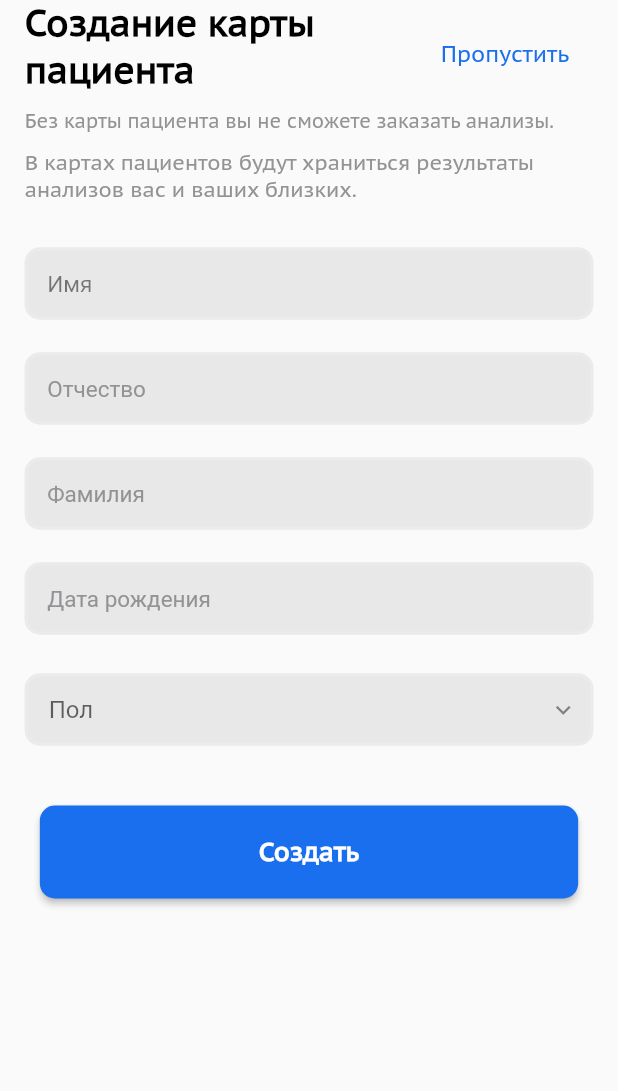
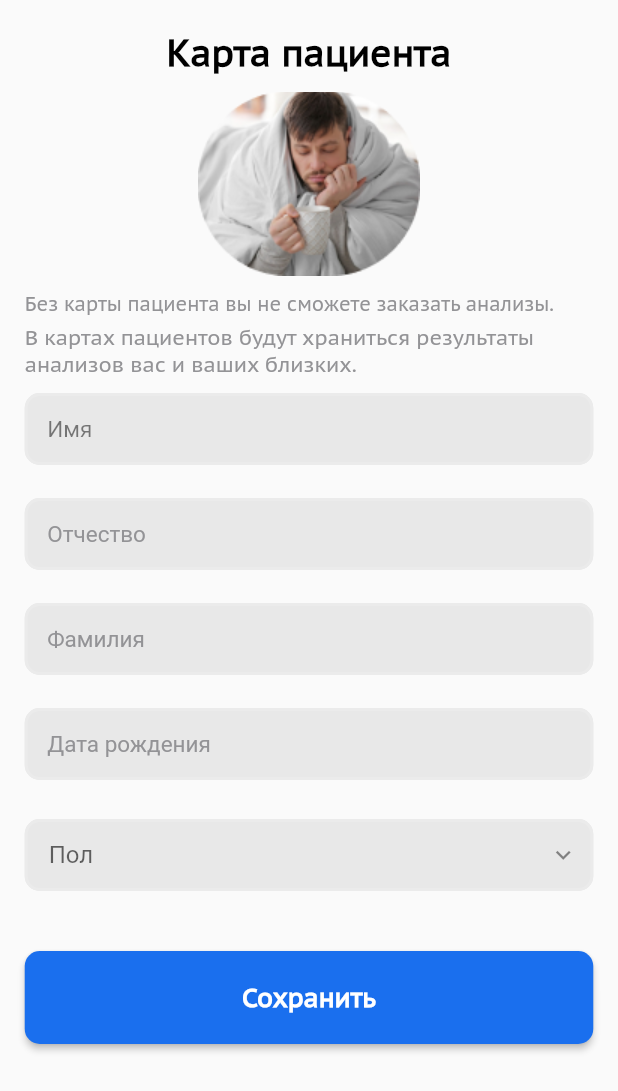
Before and after one commit to Nekori228/medical, a Flutter app: the PersonCart screen opened directly, on a phone screen of 412 x 824 dp. Shown: the top 1091 px of the screen. Run offline on Flutter 3.47's test engine with Material 2 defaults, Android fonts, the phone set to English and light mode, and no system bars; our stand-ins replace dio, dropdown_button2, flutter_native_splash, flutter_svg.

Commit message:
Update size

```diff
--- a/lib/pages/create_card.dart
+++ b/lib/pages/create_card.dart
@@ -268,7 +268,8 @@ class CreateCard extends StatelessWidget {
                       borderRadius: BorderRadius.circular(10))),
               onPressed: () => Navigator.pushNamed(context, '/codeinemail'),
               child: Container(
-                margin: EdgeInsets.fromLTRB(130, 20, 130, 20),
+                margin: EdgeInsets.fromLTRB(0, 20, 0, 20),
+                child: Center(
                   child: Text(
                     'Создать',
                     style: TextStyle(
@@ -279,6 +280,7 @@ class CreateCard extends StatelessWidget {
                   ),
                 ),
               ),
+            ),
           ],
         ),
       )),
--- a/lib/pages/create_password.dart
+++ b/lib/pages/create_password.dart
@@ -52,9 +52,9 @@ class CreatePassword extends StatelessWidget {
                     fontFamily: "Caption",
                     fontSize: 15),
               ),
-              Container(
-                margin: EdgeInsets.fromLTRB(0, 60, 0, 60),
-                  child: Image.asset("assets/image/progress.png")),
+              Spacer(),
+              Image.asset("assets/image/progress.png"),
+              Spacer(),
               Image.asset("assets/image/keyboard.png")
             ],
           ),
--- a/lib/pages/mainPage.dart
+++ b/lib/pages/mainPage.dart
@@ -55,7 +55,7 @@ class _pagesState extends State<bottomNavigation> {
           type: BottomNavigationBarType.fixed,
           items: [
             BottomNavigationBarItem(
-                icon: new SvgPicture.asset('assets/image/analiz.svg'),
+                icon: new SvgPicture.asset('assets/image/analiz_nopress.svg'),
                 label: 'Анализы'
             ),
             BottomNavigationBarItem(
--- a/lib/pages/person_cart.dart
+++ b/lib/pages/person_cart.dart
@@ -23,17 +23,18 @@ class _PersonCartState extends State<PersonCart> {
   Widget build(BuildContext context) {
     return Scaffold(
       body: SafeArea(
+          child: SingleChildScrollView(
+            scrollDirection: Axis.vertical,
             child: Container(
         margin: EdgeInsets.symmetric(
               horizontal: MediaQuery.of(context).size.width * 0.04),
         child: Column(
             children: [
-                Row(
-                  children: [
               Container(
-                      margin: EdgeInsets.fromLTRB(0, 0, 0, 10),
+                margin: EdgeInsets.fromLTRB(0, 20, 0, 10),
+                child: Center(
                   child: Text(
-                        "Создание карты\nпациента",
+                    "Карта пациента",
                     style: TextStyle(
                         color: Color(0xFF000000),
                         fontWeight: FontWeight.w700,
@@ -41,27 +42,12 @@ class _PersonCartState extends State<PersonCart> {
                         fontSize: 24),
                   ),
                 ),
-                    Spacer(),
-                    ElevatedButton(
-                      style: ElevatedButton.styleFrom(
-                          backgroundColor: Color(0xFFFFFFFF).withOpacity(0),
-                          elevation: 0,
-                          shape: RoundedRectangleBorder(
-                              borderRadius: BorderRadius.circular(10))),
-                      onPressed: () => Navigator.pushNamed(context, '/mainpage'),
-                      child: Text(
-                        "Пропустить",
-                        style: TextStyle(
-                            color: Color(0xFF1A6FEE),
-                            fontWeight: FontWeight.w400,
-                            fontFamily: "Caption",
-                            fontSize: 15),
-                      ),
-                    ),
-                  ],
               ),
               Container(
                   margin: EdgeInsets.fromLTRB(0, 0, 0, 10),
+                  child: Image.asset("assets/image/person.png")),
+              Container(
+                margin: EdgeInsets.fromLTRB(0, 0, 0, 5),
                 child: Align(
                   alignment: Alignment.topLeft,
                   child: Text(
@@ -75,7 +61,7 @@ class _PersonCartState extends State<PersonCart> {
                 ),
               ),
               Container(
-                  margin: EdgeInsets.fromLTRB(0, 0, 0, 30),
+                margin: EdgeInsets.fromLTRB(0, 0, 0, 10),
                 child: Align(
                   alignment: Alignment.topLeft,
                   child: Text(
@@ -209,19 +195,21 @@ class _PersonCartState extends State<PersonCart> {
                           decoration: InputDecoration(
                             contentPadding: EdgeInsets.fromLTRB(0, 0, 0, 20),
                             enabledBorder: OutlineInputBorder(
-                                borderSide:
-                                BorderSide(color: Color(0xFFEBEBEB), width: 2.0),
+                              borderSide: BorderSide(
+                                  color: Color(0xFFEBEBEB), width: 2.0),
                               borderRadius: BorderRadius.circular(10),
                             ),
                             focusedBorder: OutlineInputBorder(
-                                borderSide: BorderSide(color: Colors.grey, width: 1.0),
+                              borderSide:
+                                  BorderSide(color: Colors.grey, width: 1.0),
                               borderRadius: BorderRadius.circular(10),
                             ),
                             hintText: 'Дата рождения',
                             hintStyle:
                                 TextStyle(fontSize: 15, color: Color(0xFF939396)),
                             filled: true,
-                              fillColor: Colors.grey.withOpacity(0.2),                        ),
+                            fillColor: Colors.grey.withOpacity(0.2),
+                          ),
                           isExpanded: true,
                           hint: const Text(
                             'Пол',
@@ -273,9 +261,10 @@ class _PersonCartState extends State<PersonCart> {
                         borderRadius: BorderRadius.circular(10))),
                 onPressed: () => Navigator.pushNamed(context, '/codeinemail'),
                 child: Container(
-                    margin: EdgeInsets.fromLTRB(130, 20, 130, 20),
+                  margin: EdgeInsets.fromLTRB(0, 20, 0, 20),
+                  child: Center(
                     child: Text(
-                      'Создать',
+                      'Сохранить',
                       style: TextStyle(
                           color: Colors.white,
                           fontSize: 17,
@@ -284,7 +273,9 @@ class _PersonCartState extends State<PersonCart> {
                     ),
                   ),
                 ),
+              ),
             ],
+        ),
       ),
           )),
     );
```
Also changed, not shown: lib/pages/signup.dart (+6 -2 lines), assets/image/analiz_nopress.svg (added), assets/image/person.png (added), lib/repositories/page_repositories.dart (line endings or trailing spaces). Lines whose indentation alone changed are shown as unchanged.
